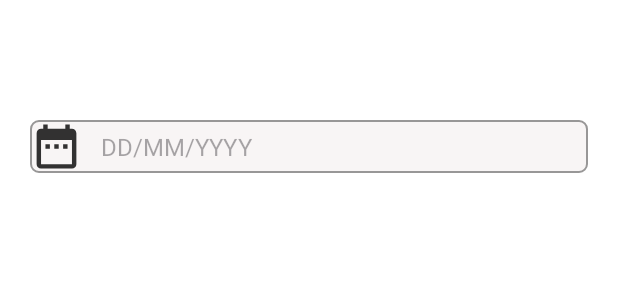
After one commit to rahulmukati67/testApp1, an Android app: the layout activity_date_picker.xml on its own in the app's theme, with its tools: preview values and no code run, on a phone screen of 412 x 824 dp. The commit adds this screen. Shown: the top 300 px of the screen. Run offline under Robolectric (Android 15) with nearby library versions, the phone set to English and light mode, and no system bars.

Commit message:
webView2

```diff
--- a/app/src/main/java/com/example/testapp/ProjectWise.java
+++ b/app/src/main/java/com/example/testapp/ProjectWise.java
@@ -28,7 +28,7 @@ import java.util.Arrays;
 import java.util.Collections;
 
 public class ProjectWise extends Fragment  implements AdapterClass.OnItemClickListener{
-    private Button btnAdd , btnSub , btnSubmit;
+    private Button  btnSubmit;
     private LinearLayout linearLayout ;
     private EditText editQty , editNotes;
     private  ArrayList<String> rlist  , list, listMaterialNAme;
@@ -38,7 +38,7 @@ public class ProjectWise extends Fragment  implements AdapterClass.OnItemClickLi
     private RecyclerView projestNameRv;
     private ImageView drop_down;
     private LinearLayout linerLayout1 , MaterialNameLinearLayout;
-    TextView projectListHint , TextViewMaterialName;
+    TextView projectListHint , TextViewMaterialName , btnAdd , btnSub;
     int counter =1;
     ArrayAdapter<String> adapter,a;
 
--- /dev/null
+++ b/app/src/main/res/drawable/baseline_date_range_24.xml
@@ -0,0 +1,6 @@
+<vector android:alpha="0.8" android:autoMirrored="true"
+    android:height="24dp" android:tint="#000000"
+    android:viewportHeight="24" android:viewportWidth="24"
+    android:width="24dp" xmlns:android="http://schemas.android.com/apk/res/android">
+    <path android:fillColor="@android:color/white" android:pathData="M9,11L7,11v2h2v-2zM13,11h-2v2h2v-2zM17,11h-2v2h2v-2zM19,4h-1L18,2h-2v2L8,4L8,2L6,2v2L5,4c-1.11,0 -1.99,0.9 -1.99,2L3,20c0,1.1 0.89,2 2,2h14c1.1,0 2,-0.9 2,-2L21,6c0,-1.1 -0.9,-2 -2,-2zM19,20L5,20L5,9h14v11z"/>
+</vector>
--- a/app/src/main/res/layout/activity_bottom_sheet.xml
+++ b/app/src/main/res/layout/activity_bottom_sheet.xml
@@ -12,7 +12,7 @@
         android:id="@+id/btnBottomSheet"
         android:layout_width="wrap_content"
         android:layout_height="wrap_content"
-        android:background="@drawable/btn_bg"
+        android:backgroundTint="@color/black"
         android:text="bottom Sheet Activity"
         android:padding="5dp"
         android:textColor="@color/white"
@@ -27,7 +27,7 @@
         android:layout_height="wrap_content"
         android:layout_marginTop="76dp"
         android:layout_marginEnd="16dp"
-        android:background="@drawable/btn_bg"
+        android:backgroundTint="@color/black"
         android:padding="5dp"
         android:text="bottom Sheet Fragment"
         android:textColor="@color/white"
--- /dev/null
+++ b/app/src/main/res/layout/activity_date_picker.xml
@@ -0,0 +1,48 @@
+<?xml version="1.0" encoding="utf-8"?>
+<androidx.constraintlayout.widget.ConstraintLayout xmlns:android="http://schemas.android.com/apk/res/android"
+    xmlns:app="http://schemas.android.com/apk/res-auto"
+    xmlns:tools="http://schemas.android.com/tools"
+    android:layout_width="match_parent"
+    android:background="@color/white"
+    android:layout_height="match_parent"
+    tools:context=".DatePicker">
+
+    <androidx.constraintlayout.widget.ConstraintLayout
+        android:layout_width="match_parent"
+        android:layout_height="wrap_content"
+        android:layout_marginTop="80dp"
+        android:layout_marginEnd="20dp"
+        android:layout_marginStart="20dp"
+        android:background="@drawable/edit_bg"
+        app:layout_constraintEnd_toEndOf="parent"
+        app:layout_constraintStart_toStartOf="parent"
+        app:layout_constraintTop_toTopOf="parent">
+        <TextView
+            android:id="@+id/txtDatePicker"
+            android:layout_width="wrap_content"
+            android:layout_height="wrap_content"
+            android:gravity="center_vertical"
+            android:hint="DD/MM/YYYY"
+            android:minWidth="320dp"
+            android:minHeight="35dp"
+            android:layout_marginStart="8dp"
+            android:padding="4dp"
+            android:textColor="@color/black"
+            android:textSize="16sp"
+            app:layout_constraintStart_toEndOf="@+id/imgDatePicker"
+            app:layout_constraintTop_toTopOf="parent" />
+
+        <ImageView
+            android:id="@+id/imgDatePicker"
+            android:layout_width="35dp"
+            android:layout_height="35dp"
+            android:src="@drawable/baseline_date_range_24"
+            app:layout_constraintStart_toStartOf="parent"
+            app:layout_constraintTop_toTopOf="parent">
+
+        </ImageView>
+    </androidx.constraintlayout.widget.ConstraintLayout>
+
+
+
+</androidx.constraintlayout.widget.ConstraintLayout>
--- a/app/src/main/res/layout/activity_payment_request.xml
+++ b/app/src/main/res/layout/activity_payment_request.xml
@@ -390,11 +390,11 @@
 
             <Button
                 android:id="@+id/submit"
-                android:layout_width="60dp"
+                android:layout_width="wrap_content"
                 android:layout_height="30dp"
                 android:textSize="10sp"
                 android:text="Submit"
-                android:background="@drawable/btn_bg"
+                android:backgroundTint="@color/black"
                 android:textColor="@color/white"
                 android:layout_marginEnd="15dp"
                 android:layout_marginTop="15dp"
--- a/app/src/main/res/layout/fragment_bottom_sheet.xml
+++ b/app/src/main/res/layout/fragment_bottom_sheet.xml
@@ -271,7 +271,7 @@
                         android:layout_height="wrap_content"
                         android:layout_marginTop="10dp"
                         android:text="Update"
-                        android:background="@drawable/btn_bg"
+                        android:backgroundTint="@color/black"
                         android:textColor="@color/white"
                         app:layout_constraintEnd_toEndOf="parent"
                         app:layout_constraintStart_toStartOf="parent"
--- a/app/src/main/res/values-night/themes.xml
+++ b/app/src/main/res/values-night/themes.xml
@@ -1,6 +1,6 @@
 <resources xmlns:tools="http://schemas.android.com/tools">
     <!-- Base application theme. -->
-    <style name="Base.Theme.TestApp" parent="Theme.AppCompat.Light.NoActionBar">
+    <style name="Base.Theme.TestApp" parent="Theme.Material3.DayNight.NoActionBar">
         <!-- Customize your dark theme here. -->
         <!-- <item name="colorPrimary">@color/my_dark_primary</item> -->
         <item name="android:statusBarColor">#075E54</item>
--- a/app/src/main/res/values/themes.xml
+++ b/app/src/main/res/values/themes.xml
@@ -1,6 +1,6 @@
 <resources xmlns:tools="http://schemas.android.com/tools">
     <!-- Base application theme. -->
-    <style name="Base.Theme.TestApp" parent="Theme.AppCompat.DayNight.NoActionBar">
+    <style name="Base.Theme.TestApp" parent="Theme.Material3.DayNight.NoActionBar">
         <!-- Customize your light theme here. -->
          <item name="android:statusBarColor">#075E54</item>
     </style>
```
Also changed, not shown: app/src/main/AndroidManifest.xml (+6 -6 lines), app/src/main/java/com/example/testapp/DatePicker.java (added, +53 -0 lines), app/src/main/java/com/example/testapp/WebViewFragment.java (+6 -3 lines), app/src/main/java/com/example/testapp/startActivity.java (+10 -1 lines), app/src/main/res/layout/activity_start.xml (+19 -7 lines), app/src/main/res/layout/fragment_project_wise.xml (+4 -3 lines), app/src/main/res/layout/fragment_tab2.xml (+11 -9 lines), app/src/main/res/layout/fragment_web_view.xml (+5 -4 lines), app/src/main/res/values/styles.xml (added, +9 -0 lines).
